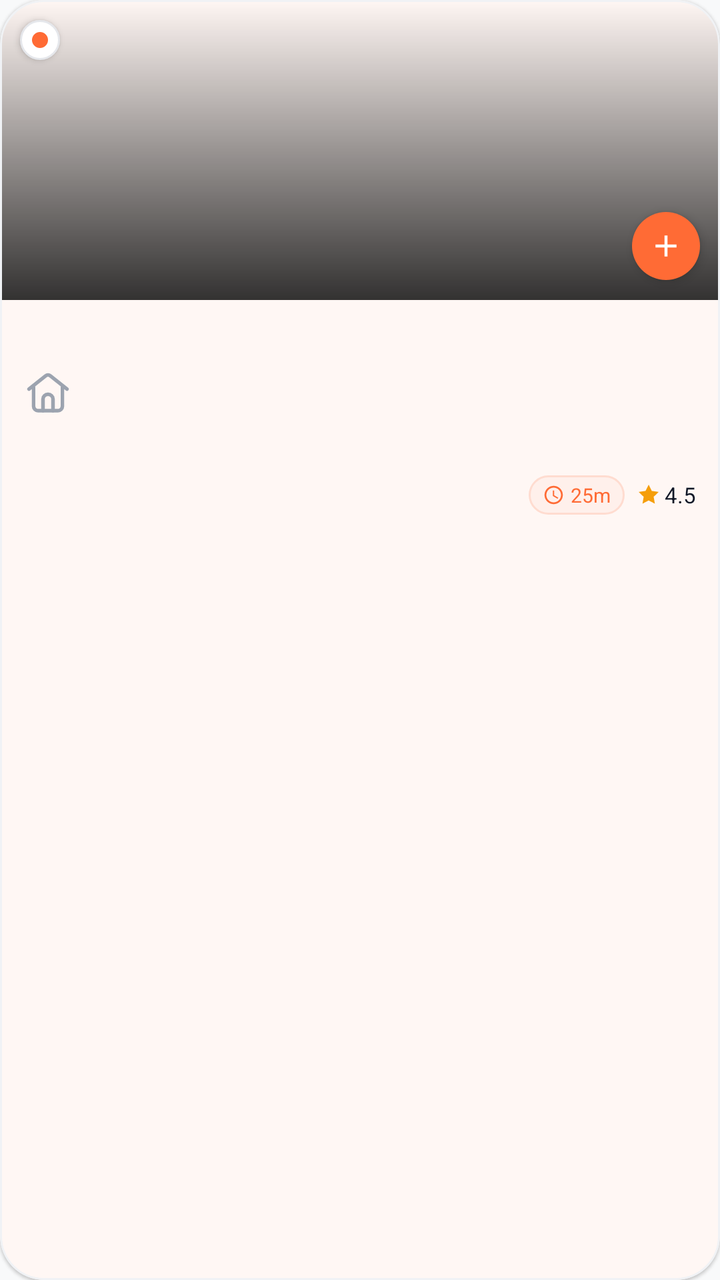
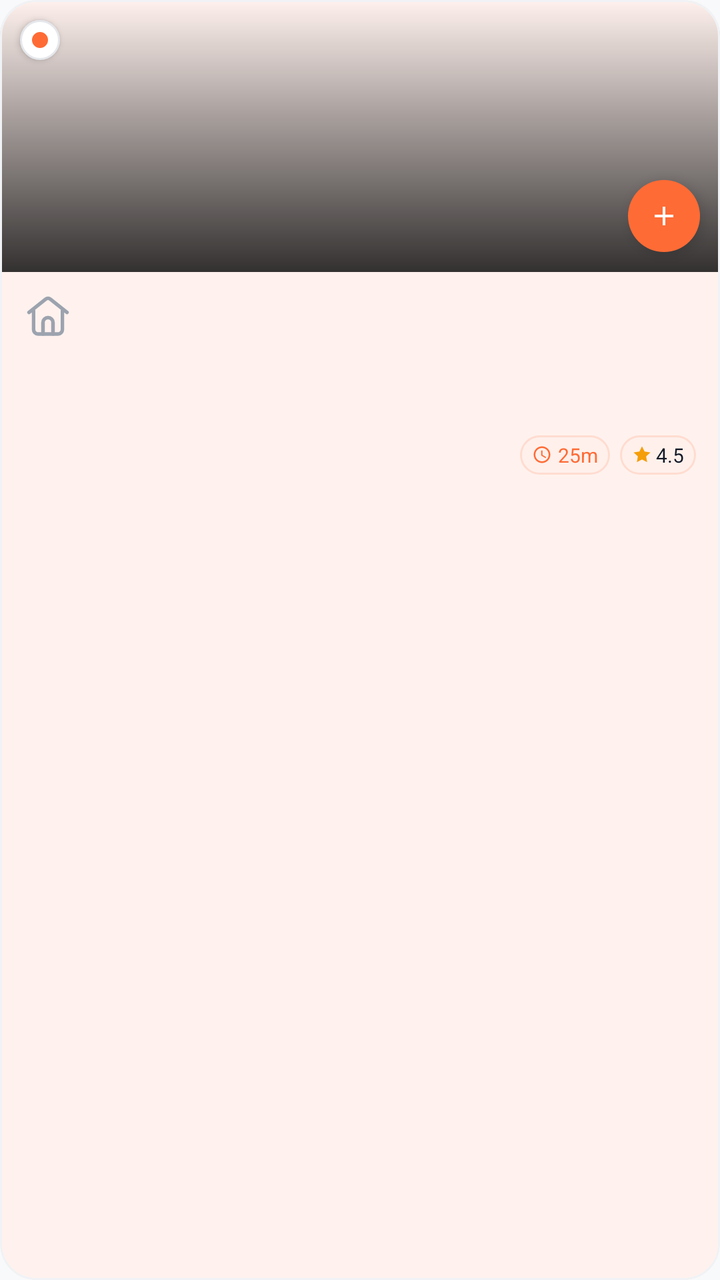

Before-and-after screenshots of an Android layout around one commit, followed by the original layout XML and the change that was made.
<!-- AndroidManifest.xml: application theme Theme.AKRHunger -->
<!-- res/layout/item_menu_card.xml -->
<?xml version="1.0" encoding="utf-8"?>
<com.google.android.material.card.MaterialCardView
    xmlns:android="http://schemas.android.com/apk/res/android"
    xmlns:app="http://schemas.android.com/apk/res-auto"
    android:layout_width="match_parent"
    android:layout_height="wrap_content"
    android:layout_margin="5dp"
    android:clickable="true"
    android:focusable="true"
    android:foreground="?attr/selectableItemBackground"
    app:cardBackgroundColor="@color/surface"
    app:cardCornerRadius="22dp"
    app:cardElevation="1dp"
    app:strokeColor="@color/card_border"
    app:strokeWidth="1dp">

    <LinearLayout
        android:layout_width="match_parent"
        android:layout_height="wrap_content"
        android:orientation="vertical">

        
        <FrameLayout
            android:layout_width="match_parent"
            android:layout_height="150dp">

            <ImageView
                android:id="@+id/iv_item_image"
                android:layout_width="match_parent"
                android:layout_height="match_parent"
                android:scaleType="centerCrop" />

            <View
                android:layout_width="match_parent"
                android:layout_height="match_parent"
                android:background="@drawable/gradient_bottom_overlay" />

            
            <FrameLayout
                android:id="@+id/veg_indicator"
                android:layout_width="20dp"
                android:layout_height="20dp"
                android:layout_gravity="start|top"
                android:layout_margin="10dp"
                android:background="@drawable/bg_pill_white"
                android:elevation="2dp"
                android:padding="4dp">

                <View
                    android:id="@+id/veg_dot"
                    android:layout_width="8dp"
                    android:layout_height="8dp"
                    android:layout_gravity="center"
                    android:background="@drawable/bg_badge" />
            </FrameLayout>

            
            <TextView
                android:id="@+id/tv_best_seller"
                android:layout_width="wrap_content"
                android:layout_height="wrap_content"
                android:layout_gravity="end|top"
                android:layout_margin="10dp"
                android:background="@drawable/bg_pill_primary"
                android:elevation="2dp"
                android:fontFamily="sans-serif-bold"
                android:letterSpacing="0.04"
                android:paddingHorizontal="9dp"
                android:paddingVertical="4dp"
                android:text="BESTSELLER"
                android:textColor="@color/on_primary"
                android:textSize="9sp"
                android:visibility="gone" />

            
            <ImageView
                android:id="@+id/btn_quick_add"
                android:layout_width="34dp"
                android:layout_height="34dp"
                android:layout_gravity="end|bottom"
                android:layout_margin="10dp"
                android:background="@drawable/bg_pill_primary"
                android:clickable="true"
                android:contentDescription="Quick Add"
                android:elevation="3dp"
                android:focusable="true"
                android:foreground="?attr/selectableItemBackgroundBorderless"
                android:padding="8dp"
                android:scaleType="centerInside"
                android:src="@drawable/ic_add_white" />
        </FrameLayout>

        
        <LinearLayout
            android:layout_width="match_parent"
            android:layout_height="wrap_content"
            android:orientation="vertical"
            android:padding="12dp">

            
            <TextView
                android:id="@+id/tv_item_name"
                android:layout_width="match_parent"
                android:layout_height="wrap_content"
                android:ellipsize="end"
                android:fontFamily="sans-serif-bold"
                android:maxLines="1"
                android:textColor="@color/text_primary"
                android:textSize="15sp" />

            
            <TextView
                android:id="@+id/tv_restaurant_name"
                android:layout_width="match_parent"
                android:layout_height="wrap_content"
                android:layout_marginTop="2dp"
                android:drawableStart="@drawable/ic_home"
                android:drawablePadding="4dp"
                android:drawableTint="@color/text_hint"
                android:ellipsize="end"
                android:fontFamily="sans-serif"
                android:maxLines="1"
                android:textColor="@color/text_hint"
                android:textSize="11sp" />

            
            <TextView
                android:id="@+id/tv_description"
                android:layout_width="match_parent"
                android:layout_height="wrap_content"
                android:layout_marginTop="4dp"
                android:ellipsize="end"
                android:fontFamily="sans-serif"
                android:lineSpacingExtra="1dp"
                android:maxLines="2"
                android:textColor="@color/text_secondary"
                android:textSize="12sp" />

            
            <LinearLayout
                android:layout_width="match_parent"
                android:layout_height="wrap_content"
                android:layout_marginTop="8dp"
                android:gravity="center_vertical"
                android:orientation="horizontal">

                
                <TextView
                    android:id="@+id/tv_price"
                    android:layout_width="0dp"
                    android:layout_height="wrap_content"
                    android:layout_weight="1"
                    android:fontFamily="sans-serif-black"
                    android:textColor="@color/text_primary"
                    android:textSize="16sp" />

                
                <LinearLayout
                    android:layout_width="wrap_content"
                    android:layout_height="wrap_content"
                    android:background="@drawable/bg_pill_soft"
                    android:gravity="center_vertical"
                    android:paddingHorizontal="7dp"
                    android:paddingVertical="3dp">

                    <ImageView
                        android:layout_width="11dp"
                        android:layout_height="11dp"
                        android:src="@drawable/ic_clock"
                        app:tint="@color/primary" />

                    <TextView
                        android:id="@+id/tv_prep_time"
                        android:layout_width="wrap_content"
                        android:layout_height="wrap_content"
                        android:layout_marginStart="3dp"
                        android:fontFamily="sans-serif-bold"
                        android:text="25m"
                        android:textColor="@color/primary"
                        android:textSize="10sp" />
                </LinearLayout>

                
                <LinearLayout
                    android:layout_width="wrap_content"
                    android:layout_height="wrap_content"
                    android:layout_marginStart="6dp"
                    android:gravity="center_vertical">

                    <ImageView
                        android:layout_width="12dp"
                        android:layout_height="12dp"
                        android:src="@drawable/ic_star"
                        app:tint="@color/rating_star" />

                    <TextView
                        android:id="@+id/tv_rating"
                        android:layout_width="wrap_content"
                        android:layout_height="wrap_content"
                        android:layout_marginStart="2dp"
                        android:fontFamily="sans-serif-bold"
                        android:text="4.5"
                        android:textColor="@color/text_primary"
                        android:textSize="11sp" />
                </LinearLayout>
            </LinearLayout>
        </LinearLayout>
    </LinearLayout>
</com.google.android.material.card.MaterialCardView>
<!-- resources referenced by this layout -->
<resources>
  <color name="card_border">#F0F2F5</color>
  <color name="on_primary">#FFFFFF</color>
  <color name="primary">#FF6B35</color>
  <color name="rating_star">#F59E0B</color>
  <color name="surface">#FFFFFF</color>
  <color name="text_hint">#9CA3AF</color>
  <color name="text_primary">#111827</color>
  <color name="text_secondary">#4B5563</color>
  <!-- drawable bg_badge (drawable) -->
  <?xml version="1.0" encoding="utf-8"?>
  <shape xmlns:android="http://schemas.android.com/apk/res/android"
      android:shape="oval">
      <solid android:color="@color/primary" />
      <size android:width="20dp" android:height="20dp" />
  </shape>
  <!-- drawable bg_pill_primary (drawable) -->
  <?xml version="1.0" encoding="utf-8"?>
  <ripple xmlns:android="http://schemas.android.com/apk/res/android"
      android:color="#33FFFFFF">
      <item>
          <shape android:shape="rectangle">
              <corners android:radius="999dp" />
              <solid android:color="@color/primary" />
          </shape>
      </item>
  </ripple>
  <!-- drawable gradient_bottom_overlay (drawable) -->
  <?xml version="1.0" encoding="utf-8"?>
  <shape xmlns:android="http://schemas.android.com/apk/res/android"
      android:shape="rectangle">
      <gradient
          android:startColor="#CC000000"
          android:endColor="#00000000"
          android:angle="90" />
  </shape>
  <!-- drawable ic_add_white (drawable) -->
  <vector xmlns:android="http://schemas.android.com/apk/res/android"
      android:width="24dp"
      android:height="24dp"
      android:viewportWidth="24"
      android:viewportHeight="24">
      <path
          android:fillColor="#FFFFFF"
          android:pathData="M19,13h-6v6h-2v-6H5v-2h6V5h2v6h6v2z"/>
  </vector>
  <color name="primary_15">#26FF6B35</color>
  <color name="primary_tint">#FFF0EB</color>
  <color name="primary_tint_border">#FFDCD0</color>
  <color name="primary_10">#1AFF6B35</color>
  <color name="card_border_subtle">#E5E7EB</color>
  <color name="primary_dark">#E55A25</color>
  <color name="secondary">#F59E0B</color>
  <color name="on_secondary">#111827</color>
  <color name="background">#F8F9FA</color>
  <color name="on_surface">#111827</color>
  <style name="ThemeOverlay.AKR.BottomSheetDialog" parent="ThemeOverlay.Material3.BottomSheetDialog">
          <item name="bottomSheetStyle">@style/Widget.AKR.BottomSheet</item>
      </style>
  <style name="ShapeAppearance.AKR.Dialog" parent="">
          <item name="cornerFamily">rounded</item>
          <item name="cornerSize">24dp</item>
      </style>
  <style name="TextAppearance.AKR.Dialog.Title" parent="MaterialAlertDialog.Material3.Title.Text">
          <item name="android:textColor">@color/text_primary</item>
          <item name="android:textSize">19sp</item>
          <item name="android:fontFamily">sans-serif-black</item>
      </style>
  <style name="TextAppearance.AKR.Dialog.Body" parent="MaterialAlertDialog.Material3.Body.Text">
          <item name="android:textColor">@color/text_secondary</item>
          <item name="android:textSize">14sp</item>
          <item name="android:fontFamily">sans-serif</item>
          <item name="android:lineSpacingMultiplier">1.3</item>
      </style>
  <style name="Widget.AKR.BottomSheet" parent="Widget.Material3.BottomSheet">
          <item name="shapeAppearanceOverlay">@style/ShapeAppearance.AKR.BottomSheet</item>
          <item name="backgroundTint">@color/surface</item>
      </style>
  <color name="info">#3B82F6</color>
  <style name="ShapeAppearance.AKR.BottomSheet" parent="">
          <item name="cornerFamily">rounded</item>
          <item name="cornerSizeTopLeft">28dp</item>
          <item name="cornerSizeTopRight">28dp</item>
      </style>
  <!-- unchanged entries left out for length: 10 -->
</resources>

<!-- the commit's change to res/layout/item_menu_card.xml (unified diff, before → after) -->
@@ -9,8 +9,8 @@
     android:focusable="true"
     android:foreground="?attr/selectableItemBackground"
     app:cardBackgroundColor="@color/surface"
-    app:cardCornerRadius="22dp"
-    app:cardElevation="1dp"
+    app:cardCornerRadius="18dp"
+    app:cardElevation="3dp"
     app:strokeColor="@color/card_border"
     app:strokeWidth="1dp">
 
@@ -22,7 +22,7 @@
         
         <FrameLayout
             android:layout_width="match_parent"
-            android:layout_height="150dp">
+            android:layout_height="136dp">
 
             <ImageView
                 android:id="@+id/iv_item_image"
@@ -73,21 +73,25 @@
                 android:visibility="gone" />
 
             
-            <ImageView
+            <FrameLayout
                 android:id="@+id/btn_quick_add"
-                android:layout_width="34dp"
-                android:layout_height="34dp"
+                android:layout_width="36dp"
+                android:layout_height="36dp"
                 android:layout_gravity="end|bottom"
                 android:layout_margin="10dp"
-                android:background="@drawable/bg_pill_primary"
+                android:background="@drawable/bg_circle_primary"
                 android:clickable="true"
                 android:contentDescription="Quick Add"
-                android:elevation="3dp"
+                android:elevation="4dp"
                 android:focusable="true"
-                android:foreground="?attr/selectableItemBackgroundBorderless"
-                android:padding="8dp"
-                android:scaleType="centerInside"
-                android:src="@drawable/ic_add_white" />
+                android:foreground="?attr/selectableItemBackgroundBorderless">
+
+                <ImageView
+                    android:layout_width="16dp"
+                    android:layout_height="16dp"
+                    android:layout_gravity="center"
+                    android:src="@drawable/ic_add_white" />
+            </FrameLayout>
         </FrameLayout>
 
         
@@ -95,25 +99,15 @@
             android:layout_width="match_parent"
             android:layout_height="wrap_content"
             android:orientation="vertical"
-            android:padding="12dp">
-
-            
-            <TextView
-                android:id="@+id/tv_item_name"
-                android:layout_width="match_parent"
-                android:layout_height="wrap_content"
-                android:ellipsize="end"
-                android:fontFamily="sans-serif-bold"
-                android:maxLines="1"
-                android:textColor="@color/text_primary"
-                android:textSize="15sp" />
+            android:paddingHorizontal="12dp"
+            android:paddingTop="10dp"
+            android:paddingBottom="12dp">
 
             
             <TextView
                 android:id="@+id/tv_restaurant_name"
                 android:layout_width="match_parent"
                 android:layout_height="wrap_content"
-                android:layout_marginTop="2dp"
                 android:drawableStart="@drawable/ic_home"
                 android:drawablePadding="4dp"
                 android:drawableTint="@color/text_hint"
@@ -121,20 +115,31 @@
                 android:fontFamily="sans-serif"
                 android:maxLines="1"
                 android:textColor="@color/text_hint"
-                android:textSize="11sp" />
+                android:textSize="10sp" />
+
+            
+            <TextView
+                android:id="@+id/tv_item_name"
+                android:layout_width="match_parent"
+                android:layout_height="wrap_content"
+                android:layout_marginTop="3dp"
+                android:ellipsize="end"
+                android:fontFamily="sans-serif-bold"
+                android:maxLines="1"
+                android:textColor="@color/text_primary"
+                android:textSize="14sp" />
 
             
             <TextView
                 android:id="@+id/tv_description"
                 android:layout_width="match_parent"
                 android:layout_height="wrap_content"
-                android:layout_marginTop="4dp"
+                android:layout_marginTop="2dp"
                 android:ellipsize="end"
                 android:fontFamily="sans-serif"
-                android:lineSpacingExtra="1dp"
-                android:maxLines="2"
+                android:maxLines="1"
                 android:textColor="@color/text_secondary"
-                android:textSize="12sp" />
+                android:textSize="11sp" />
 
             
             <LinearLayout
@@ -151,7 +156,7 @@
                     android:layout_height="wrap_content"
                     android:layout_weight="1"
                     android:fontFamily="sans-serif-black"
-                    android:textColor="@color/text_primary"
+                    android:textColor="@color/primary"
                     android:textSize="16sp" />
 
                 
@@ -160,12 +165,12 @@
                     android:layout_height="wrap_content"
                     android:background="@drawable/bg_pill_soft"
                     android:gravity="center_vertical"
-                    android:paddingHorizontal="7dp"
+                    android:paddingHorizontal="6dp"
                     android:paddingVertical="3dp">
 
                     <ImageView
-                        android:layout_width="11dp"
-                        android:layout_height="11dp"
+                        android:layout_width="10dp"
+                        android:layout_height="10dp"
                         android:src="@drawable/ic_clock"
                         app:tint="@color/primary" />
 
@@ -184,12 +189,15 @@
                 <LinearLayout
                     android:layout_width="wrap_content"
                     android:layout_height="wrap_content"
-                    android:layout_marginStart="6dp"
-                    android:gravity="center_vertical">
+                    android:layout_marginStart="5dp"
+                    android:background="@drawable/bg_pill_soft"
+                    android:gravity="center_vertical"
+                    android:paddingHorizontal="6dp"
+                    android:paddingVertical="3dp">
 
                     <ImageView
-                        android:layout_width="12dp"
-                        android:layout_height="12dp"
+                        android:layout_width="10dp"
+                        android:layout_height="10dp"
                         android:src="@drawable/ic_star"
                         app:tint="@color/rating_star" />
 
@@ -201,7 +209,7 @@
                         android:fontFamily="sans-serif-bold"
                         android:text="4.5"
                         android:textColor="@color/text_primary"
-                        android:textSize="11sp" />
+                        android:textSize="10sp" />
                 </LinearLayout>
             </LinearLayout>
         </LinearLayout>
<!-- resource entries referenced after the edit -->
@@ -14,6 +14,12 @@
       android:shape="oval">
       <solid android:color="@color/primary" />
       <size android:width="20dp" android:height="20dp" />
+  </shape>
+  <!-- drawable bg_circle_primary (drawable) -->
+  <?xml version="1.0" encoding="utf-8"?>
+  <shape xmlns:android="http://schemas.android.com/apk/res/android"
+      android:shape="oval">
+      <solid android:color="@color/primary" />
   </shape>
   <!-- drawable bg_pill_primary (drawable) -->
   <?xml version="1.0" encoding="utf-8"?>
